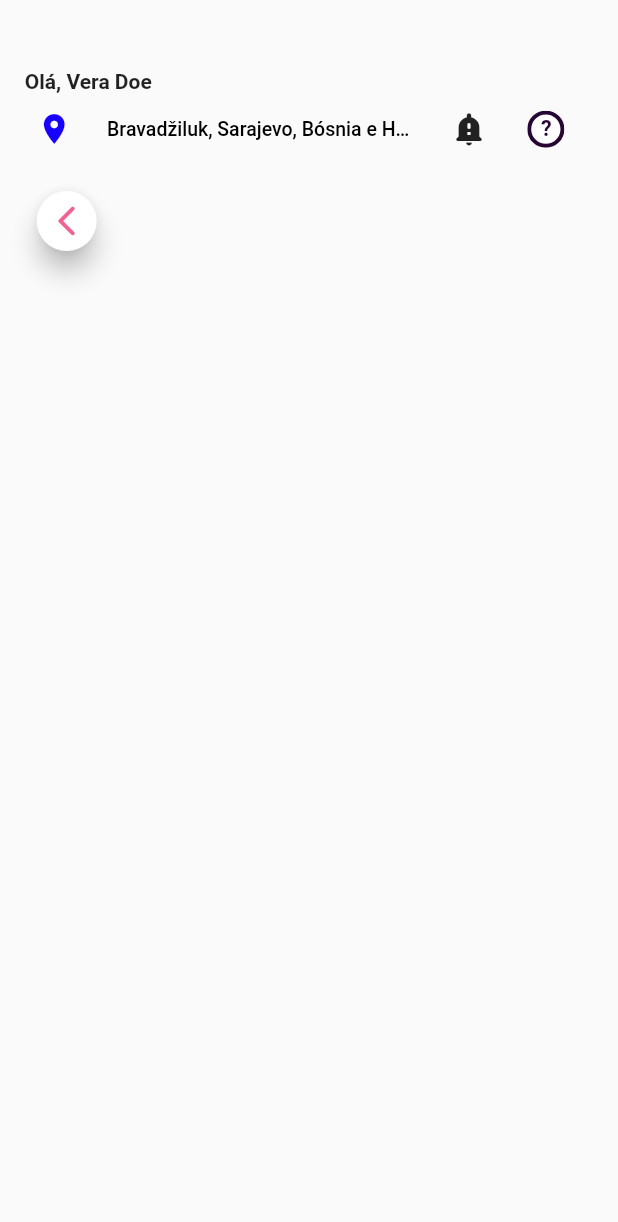
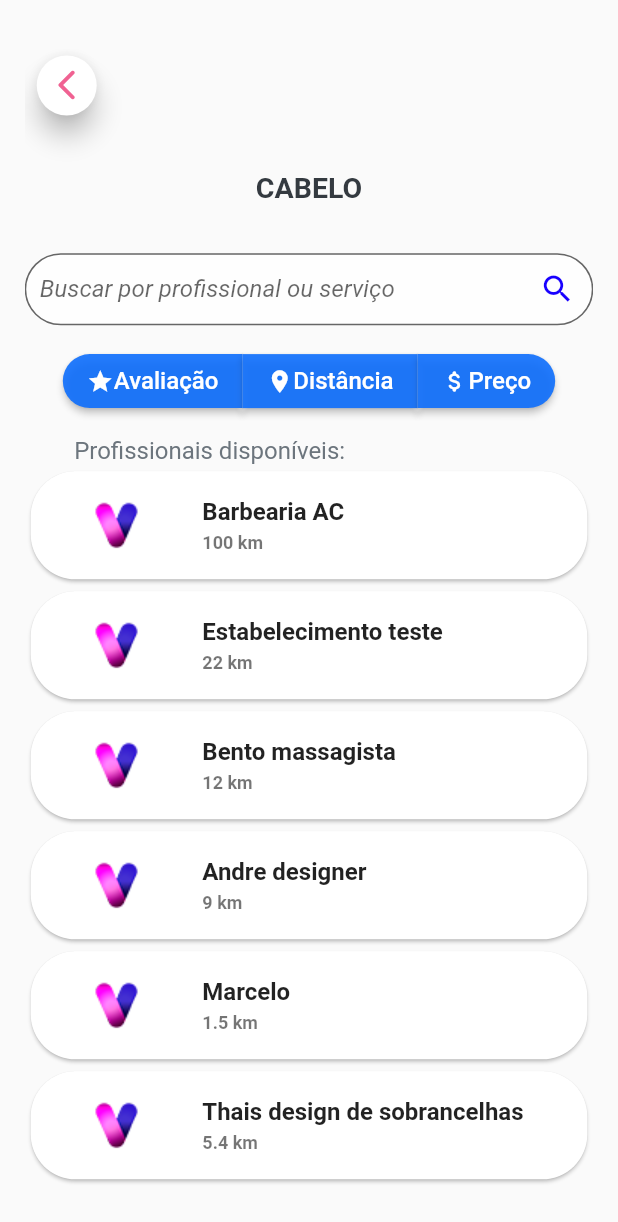
Before and after one commit to devgrupogatti/mobxvitrine, a Flutter app: the BuscaCategoria screen opened by its route, on a phone screen of 412 x 824 dp. Shown: the top 1222 px of the screen. Run offline on Flutter 3.47's test engine with Material 2 defaults, Android fonts, the phone set to English and light mode, and no system bars; our stand-ins replace carousel_pro, carousel_slider, dotted_line, flutter_svg, image_picker, location and 1 more; project files that could hold a hidden picture were left out.

Commit message:
tela de busca

```diff
--- a/vitrinebeauty/lib/model/lista_profissionais.dart
+++ b/vitrinebeauty/lib/model/lista_profissionais.dart
@@ -2,7 +2,7 @@ class Profissionais {
   Profissionais();
   List<Map<String, String>> profissionais = [
     {
-      'titulo': 'Barbeatia AC',
+      'titulo': 'Barbearia AC',
       'subtitulo': '100 km',
       'imagem': '',
     },
--- a/vitrinebeauty/lib/screen/busca_categoria.dart
+++ b/vitrinebeauty/lib/screen/busca_categoria.dart
@@ -1,6 +1,9 @@
 // ignore_for_file: prefer_const_constructors
 
 import 'package:flutter/material.dart';
+import 'package:vitrinebeauty/model/lista_profissionais.dart';
+import 'package:vitrinebeauty/utils/hexColor.dart';
+import 'package:vitrinebeauty/widgets/pesquisa.dart';
 import 'package:vitrinebeauty/widgets/widgets_busca/cab_busca.dart';
 import 'package:vitrinebeauty/widgets/widgets_inicio/cab_inicio.dart';
 
@@ -15,8 +18,10 @@ class _BuscaCategoriaState extends State<BuscaCategoria> {
   @override
   Widget build(BuildContext context) {
     double largura = MediaQuery.of(context).size.width;
+    double larguraIcone = largura * 0.5;
     double altura = MediaQuery.of(context).size.height;
     double alturaPadding = altura * 0.4;
+    List<Map<String, String>> profissionais = Profissionais().profissionais;
     return Scaffold(
       body: Padding(
         padding: EdgeInsets.symmetric(
@@ -28,11 +33,6 @@ class _BuscaCategoriaState extends State<BuscaCategoria> {
             child: Column(
               // ignore: prefer_const_literals_to_create_immutables
               children: [
-                Padding(
-                    padding: EdgeInsets.symmetric(
-                      vertical: alturaPadding * 0.04,
-                    ),
-                    child: CabecalhoInicio()),
                 Container(
                   alignment: Alignment.centerLeft,
                   child: ElevatedButton(
@@ -51,6 +51,79 @@ class _BuscaCategoriaState extends State<BuscaCategoria> {
                     ),
                   ),
                 ),
+                Padding(
+                  padding: EdgeInsets.symmetric(vertical: alturaPadding * 0.1),
+                  child: Container(
+                    alignment: Alignment.center,
+                    child: Text(
+                      'CABELO',
+                      style: TextStyle(
+                        fontSize: 19,
+                        fontWeight: FontWeight.w700,
+                        color: HexColor('#343a40'),
+                      ),
+                    ),
+                  ),
+                ),
+                PesquisaProfissional(),
+                Padding(
+                  padding: EdgeInsets.symmetric(vertical: alturaPadding * 0.04),
+                  child: Row(
+                    mainAxisAlignment: MainAxisAlignment.center,
+                    children: [
+                      _botaoFiltro(Icons.star, 'Avaliação', 1),
+                      _botaoFiltro(Icons.location_on, 'Distância', 2),
+                      _botaoFiltro(Icons.attach_money_rounded, 'Preço', 3),
+                    ],
+                  ),
+                ),
+                Padding(
+                  padding: EdgeInsets.only(left: alturaPadding * 0.1),
+                  child: Container(
+                    alignment: Alignment.topLeft,
+                    child: Text(
+                      'Profissionais disponíveis:',
+                      style:
+                          TextStyle(color: HexColor('#6c757d'), fontSize: 16),
+                    ),
+                  ),
+                ),
+                ListView.builder(
+                    physics: const NeverScrollableScrollPhysics(),
+                    shrinkWrap: true,
+                    itemCount: profissionais.length,
+                    itemBuilder: (context, index) {
+                      var profissional = profissionais[index];
+                      return InkWell(
+                        onTap: () {
+                          //Navigator.push(context, route)
+                        },
+                        child: Card(
+                          shape: RoundedRectangleBorder(
+                            borderRadius: BorderRadius.circular(30),
+                          ),
+                          child: ListTile(
+                            leading: CircleAvatar(
+                              maxRadius: larguraIcone * 0.2,
+                              backgroundColor: HexColor('#ffffff'),
+                              child: Image.asset(
+                                'assets/images/favicon.png',
+                                fit: BoxFit.fill,
+                              ),
+                            ),
+                            title: Text(
+                              '${profissional['titulo']}',
+                              style: TextStyle(fontWeight: FontWeight.bold),
+                            ),
+                            subtitle: Text(
+                              '${profissional['subtitulo']}',
+                              style: TextStyle(
+                                  fontWeight: FontWeight.bold, fontSize: 12),
+                            ),
+                          ),
+                        ),
+                      );
+                    }),
               ],
             ),
           ),
@@ -58,4 +131,43 @@ class _BuscaCategoriaState extends State<BuscaCategoria> {
       ),
     );
   }
+
+  ElevatedButton _botaoFiltro(IconData icone, String titulo, int posicao) {
+    return ElevatedButton(
+      onPressed: () {},
+      child: Row(
+        // ignore: prefer_const_literals_to_create_immutables
+        children: [
+          Icon(
+            icone,
+            color: Colors.white,
+            size: 18,
+          ),
+          Text(
+            titulo,
+            style: TextStyle(
+              fontSize: 16,
+              color: Colors.white,
+              fontWeight: FontWeight.w500,
+            ),
+          ),
+        ],
+      ),
+      style: ElevatedButton.styleFrom(
+        onPrimary: HexColor('#ffffff'),
+        primary: HexColor('#0d6efd').withOpacity(0.9),
+        shape: RoundedRectangleBorder(
+            borderRadius: //BorderRadius.all(Radius.circular(0)),
+                //BorderRadius.horizontal(left: Radius.circular(0))),
+                posicao == 1
+                    ? BorderRadius.horizontal(
+                        left: Radius.circular(30.0), right: Radius.zero)
+                    : posicao == 2
+                        ? BorderRadius.horizontal(
+                            left: Radius.zero, right: Radius.zero)
+                        : BorderRadius.horizontal(
+                            left: Radius.zero, right: Radius.circular(30.0))),
+      ),
+    );
+  }
 }
--- /dev/null
+++ b/vitrinebeauty/lib/screen/perfil_profissional.dart
@@ -0,0 +1,20 @@
+import 'package:flutter/material.dart';
+
+class PerfilProfissional extends StatefulWidget {
+  const PerfilProfissional({Key? key}) : super(key: key);
+
+  @override
+  _PerfilProfissionalState createState() => _PerfilProfissionalState();
+}
+
+class _PerfilProfissionalState extends State<PerfilProfissional> {
+  @override
+  Widget build(BuildContext context) {
+    return Scaffold(
+      body: Padding(
+        padding: EdgeInsets.all(8.0),
+        child: Container(),
+      ),
+    );
+  }
+}
```
Also changed, not shown: vitrinebeauty/assets/images/favicon.png (added).
